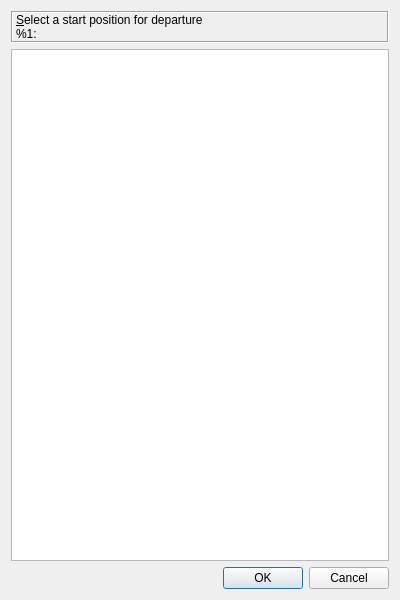
Qt form src/route/parkingdialog.ui (albar965/littlenavmap) before a commit.
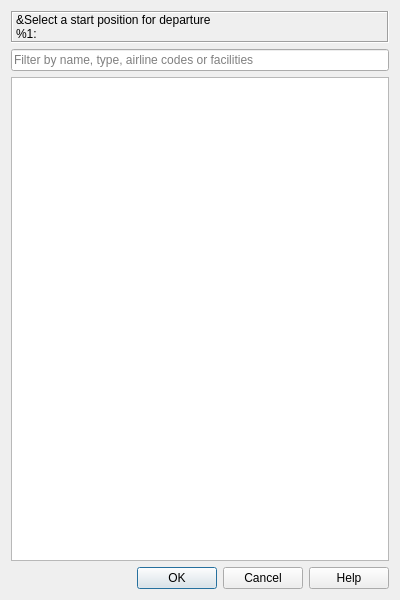
The same form after that commit.

Commit message: Completer overhaul of start position selection dialog. Added runway dimensions, runway facilities and surface. Added help button. User can now search for airline codes or other texts in the position entries.

What changed in the file:
```diff
--- a/src/route/parkingdialog.ui
+++ b/src/route/parkingdialog.ui
@@ -31,19 +31,68 @@
      <property name="margin">
       <number>5</number>
      </property>
-     <property name="buddy">
-      <cstring>listWidgetSelectParking</cstring>
+    </widget>
+   </item>
+   <item>
+    <widget class="QLineEdit" name="lineEditSelectParkingFilter">
+     <property name="toolTip">
+      <string>Filter entries by name, type, airline codes or facilities containing given text</string>
      </property>
+     <property name="text">
+      <string/>
+     </property>
+     <property name="placeholderText">
+      <string>Filter by name, type, airline codes or facilities</string>
+     </property>
+     <property name="clearButtonEnabled">
+      <bool>true</bool>
+     </property>
     </widget>
    </item>
    <item>
-    <widget class="QListWidget" name="listWidgetSelectParking">
+    <widget class="QTableWidget" name="tableWidgetSelectParking">
      <property name="toolTip">
       <string>Choose a start position for the departure airport.</string>
      </property>
      <property name="editTriggers">
       <set>QAbstractItemView::NoEditTriggers</set>
      </property>
+     <property name="showDropIndicator" stdset="0">
+      <bool>false</bool>
+     </property>
+     <property name="dragDropOverwriteMode">
+      <bool>false</bool>
+     </property>
+     <property name="alternatingRowColors">
+      <bool>true</bool>
+     </property>
+     <property name="selectionMode">
+      <enum>QAbstractItemView::SingleSelection</enum>
+     </property>
+     <property name="selectionBehavior">
+      <enum>QAbstractItemView::SelectRows</enum>
+     </property>
+     <property name="textElideMode">
+      <enum>Qt::ElideNone</enum>
+     </property>
+     <property name="horizontalScrollMode">
+      <enum>QAbstractItemView::ScrollPerPixel</enum>
+     </property>
+     <property name="wordWrap">
+      <bool>false</bool>
+     </property>
+     <property name="cornerButtonEnabled">
+      <bool>false</bool>
+     </property>
+     <attribute name="horizontalHeaderMinimumSectionSize">
+      <number>20</number>
+     </attribute>
+     <attribute name="horizontalHeaderStretchLastSection">
+      <bool>true</bool>
+     </attribute>
+     <attribute name="verticalHeaderVisible">
+      <bool>false</bool>
+     </attribute>
     </widget>
    </item>
    <item>
@@ -52,7 +101,7 @@
       <enum>Qt::Horizontal</enum>
      </property>
      <property name="standardButtons">
-      <set>QDialogButtonBox::Cancel|QDialogButtonBox::Ok</set>
+      <set>QDialogButtonBox::Cancel|QDialogButtonBox::Help|QDialogButtonBox::Ok</set>
      </property>
     </widget>
    </item>
```
The commit also changes 7 other files.
